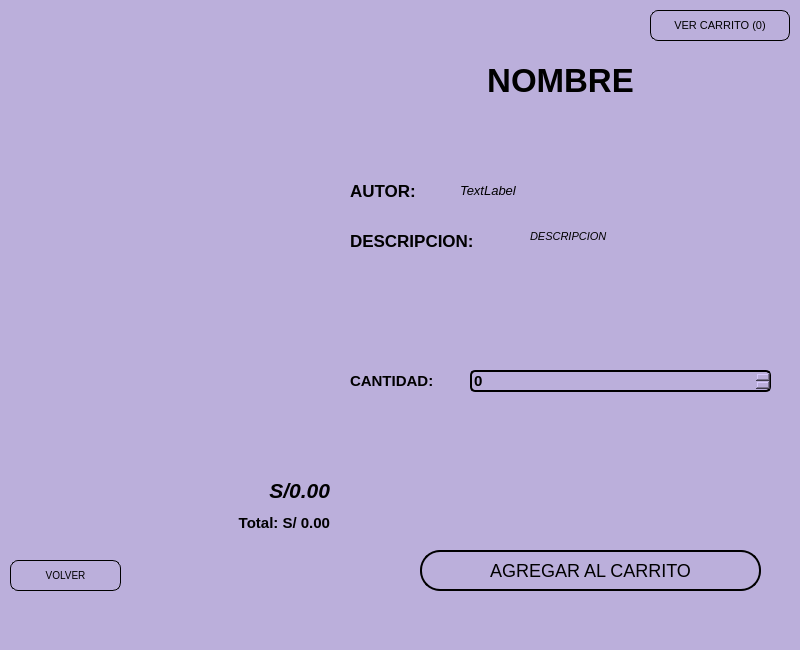
The window that BIBLIOTECA_PROY/assets/menu_com-res.ui (mixano611/PROYECTO_PRG_POO_PY) describes before a commit, drawn with Qt 5.
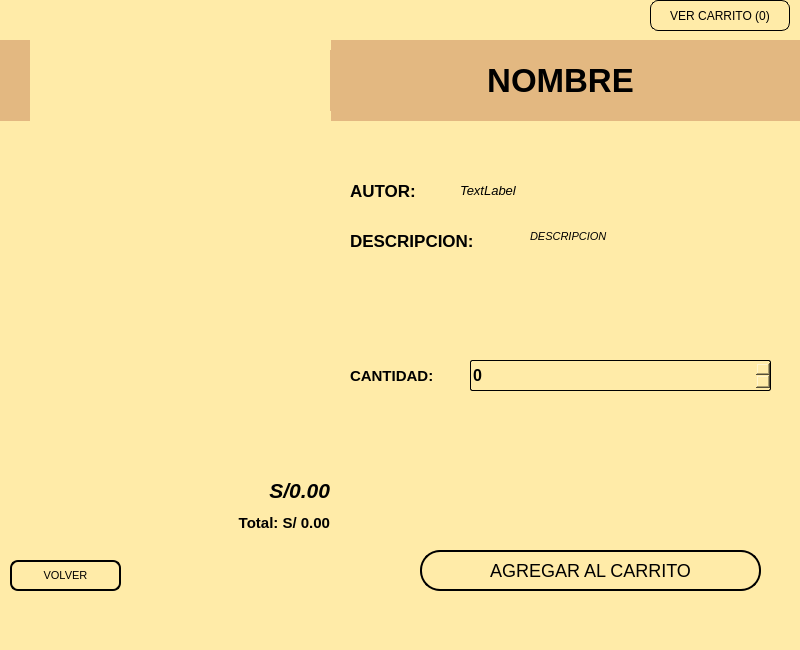
The same window after the commit.

```diff
--- a/BIBLIOTECA_PROY/assets/menu_com-res.ui
+++ b/BIBLIOTECA_PROY/assets/menu_com-res.ui
@@ -14,7 +14,7 @@
    <string>MainWindow</string>
   </property>
   <property name="styleSheet">
-   <string notr="true">background-color: #BBAFDB</string>
+   <string notr="true">background-color: #FFEBA8</string>
   </property>
   <widget class="QWidget" name="centralwidget">
    <widget class="QLabel" name="LblFoto">
@@ -49,6 +49,9 @@
       <bold>true</bold>
      </font>
     </property>
+    <property name="styleSheet">
+     <string notr="true">background-color: #E3B881</string>
+    </property>
     <property name="text">
      <string>NOMBRE</string>
     </property>
@@ -162,15 +165,13 @@
     </property>
     <property name="styleSheet">
      <string notr="true">QPushButton{
-	border: 1px solid #000000;
+	border: 2px solid #000000;
 	border-radius: 8px;
-	background-color: #BBAFDB;
+	background-color: #FFEBA8;
 	color: black;
-	font-size: 10px;
+	font-size: 11px;
 	cursor: pointer;
-  	transition: transform 0.2s ease, background-color 0.2s ease;
 }
-
 QPushButton:hover {
  	background-color: #8E7CC3;
 }</string>
@@ -185,7 +186,7 @@
       <x>350</x>
       <y>360</y>
       <width>111</width>
-      <height>41</height>
+      <height>31</height>
      </rect>
     </property>
     <property name="font">
@@ -203,9 +204,9 @@
     <property name="geometry">
      <rect>
       <x>470</x>
-      <y>370</y>
+      <y>360</y>
       <width>301</width>
-      <height>22</height>
+      <height>31</height>
      </rect>
     </property>
     <property name="font">
@@ -217,15 +218,13 @@
     </property>
     <property name="styleSheet">
      <string notr="true">QSpinBox{
-	border: 1.5px solid #000000;
-	border-radius: 5px;
-	background-color: #BBAFDB;
+	border: 1px solid #000000;
+	border-radius: 2px;
+	background-color: #FFEBA8;
 	color: black;
-	font-size: 15px;
+	font-size: 16px;
 	cursor: pointer;
-  	transition: transform 0.2s ease, background-color 0.2s ease;
 }
-
 QSpinBox:hover {
  	background-color: #8E7CC3;
 }</string>
@@ -294,13 +293,17 @@
      <string notr="true">QPushButton{
 	border: 2px solid #000000;
 	border-radius: 20px;
-	background-color: #BBAFDB;
+	background-color: #FFEBA8;
 	color: black;
 	font-size: 18px;
 	cursor: pointer;
 }
 QPushButton:hover {
-	background-color: #8E7CC3;
+	background-color: #E3B881;
+}
+QPushButton:disabled {
+	color: #6b6b6b;
+	background-color: #a99bc9;
 }</string>
     </property>
     <property name="text">
@@ -311,7 +314,7 @@
     <property name="geometry">
      <rect>
       <x>650</x>
-      <y>10</y>
+      <y>0</y>
       <width>140</width>
       <height>31</height>
      </rect>
@@ -320,9 +323,9 @@
      <string notr="true">QPushButton{
 	border: 1px solid #000000;
 	border-radius: 8px;
-	background-color: #BBAFDB;
+	background-color: #FFEBA8;
 	color: black;
-	font-size: 11px;
+	font-size: 12px;
 	cursor: pointer;
 }
 QPushButton:hover {
@@ -359,6 +362,34 @@
      <set>Qt::AlignCenter</set>
     </property>
    </widget>
+   <widget class="QWidget" name="widget" native="true">
+    <property name="geometry">
+     <rect>
+      <x>0</x>
+      <y>40</y>
+      <width>801</width>
+      <height>81</height>
+     </rect>
+    </property>
+    <property name="styleSheet">
+     <string notr="true">background-color: #E3B881</string>
+    </property>
+   </widget>
+   <zorder>widget</zorder>
+   <zorder>LblFoto</zorder>
+   <zorder>LblTitulo</zorder>
+   <zorder>LblAutor</zorder>
+   <zorder>label_7</zorder>
+   <zorder>LblPrecio</zorder>
+   <zorder>LblTotal</zorder>
+   <zorder>btnVolver</zorder>
+   <zorder>label_10</zorder>
+   <zorder>spinBox</zorder>
+   <zorder>LblDescripcion</zorder>
+   <zorder>label_8</zorder>
+   <zorder>btnAgregar</zorder>
+   <zorder>btnCarrito</zorder>
+   <zorder>LblOferta</zorder>
   </widget>
   <widget class="QMenuBar" name="menubar">
    <property name="geometry">
```
Left out of the diff: 14 changed lines with no effect on the pictures.
